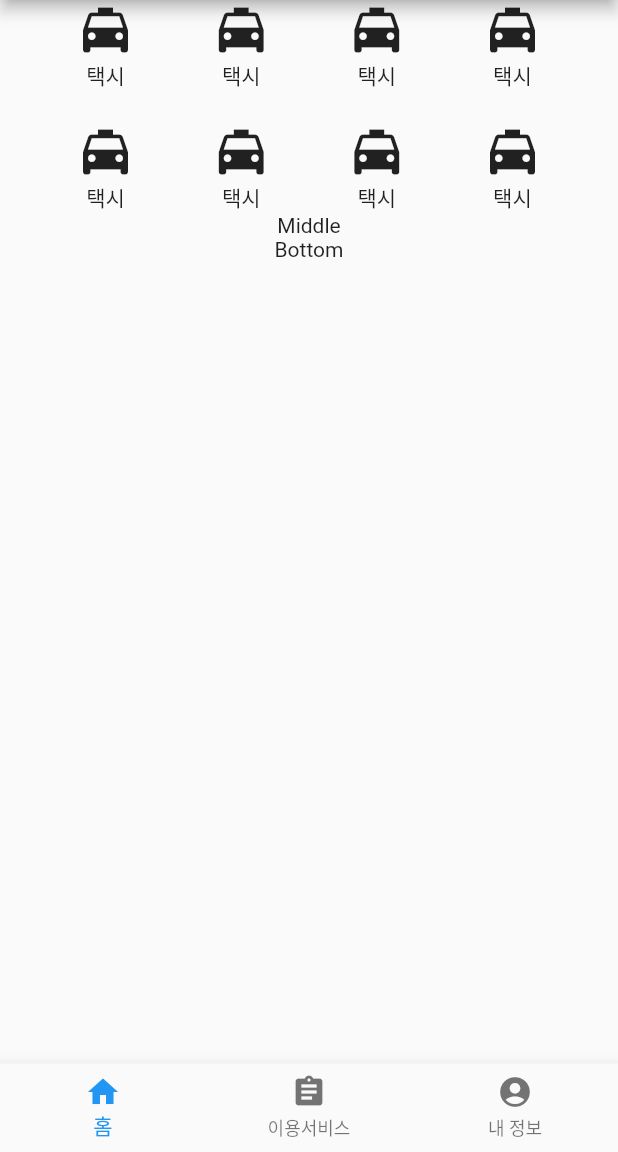
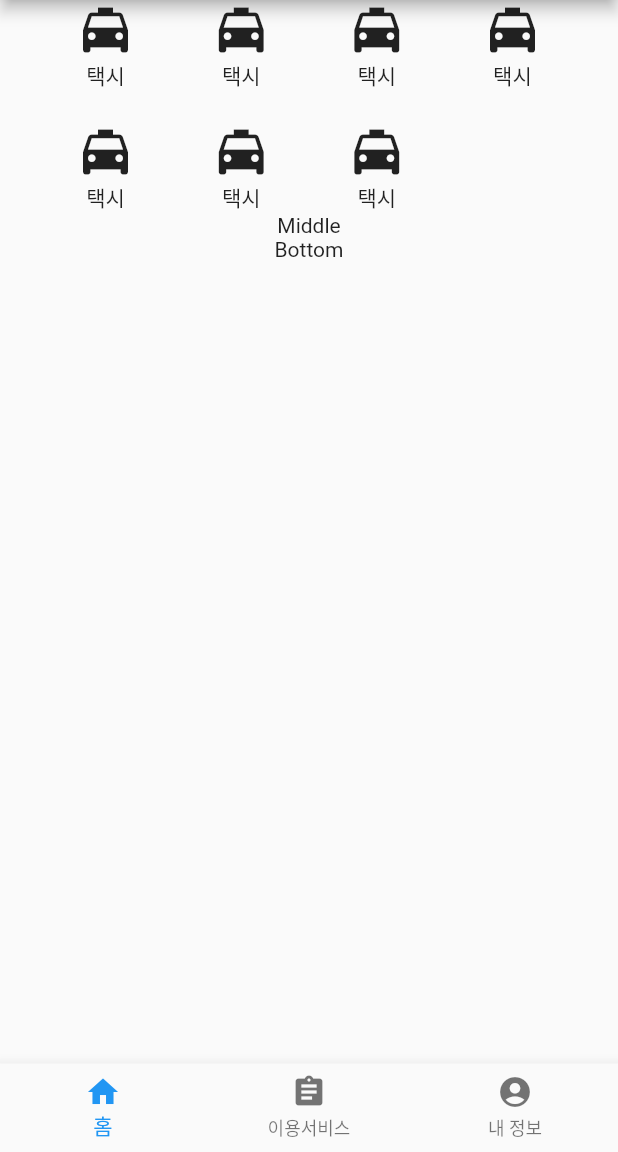
Before and after one commit to kopro-ov/TIL, a Flutter app: the screen it shows after launch, on a phone screen of 412 x 824 dp, the part 84-1236 px from its top. Run offline on Flutter 3.47's test engine with Material 2 defaults, Android fonts, the phone set to English and light mode, and no system bars.

Commit message:
Feat 메뉴 7개로 줄이기
1. 마지막 메뉴 Column을 Opacity위젯으로 감싸고 opacity프로퍼티에 0.0 지정

```diff
--- a/framework/flutter/project/flutter_first_web/lib/main.dart
+++ b/framework/flutter/project/flutter_first_web/lib/main.dart
@@ -159,7 +159,9 @@ class Page1 extends StatelessWidget {
                 Text('택시'),
               ],
             ),
-            Column(
+            Opacity(
+              opacity: 0.0,
+              child: Column(
                 children: <Widget>[
                   Icon(
                     Icons.local_taxi,
@@ -167,6 +169,7 @@ class Page1 extends StatelessWidget {
                   ),
                   Text('택시'),
                 ],
+              ),
             ),
           ],
         ),
```
Lines whose indentation alone changed are shown as unchanged.
